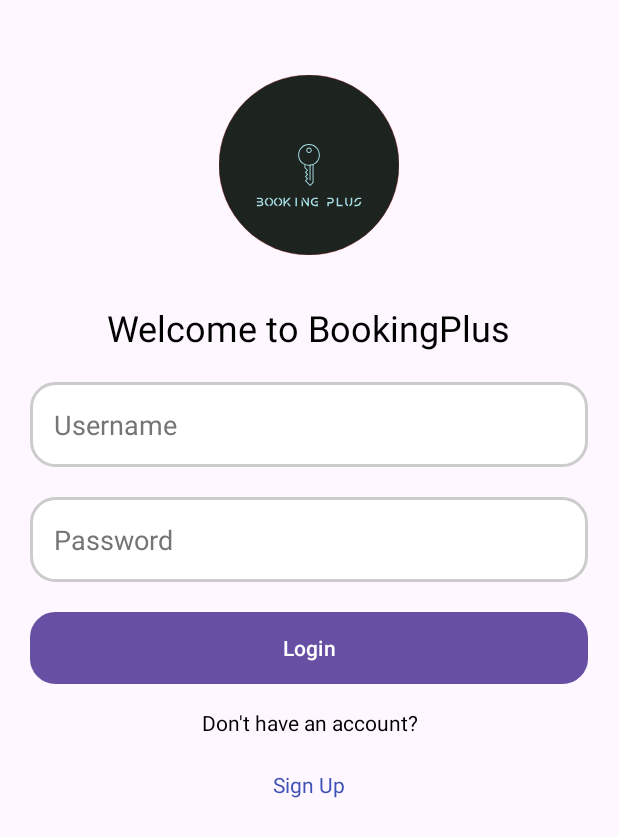
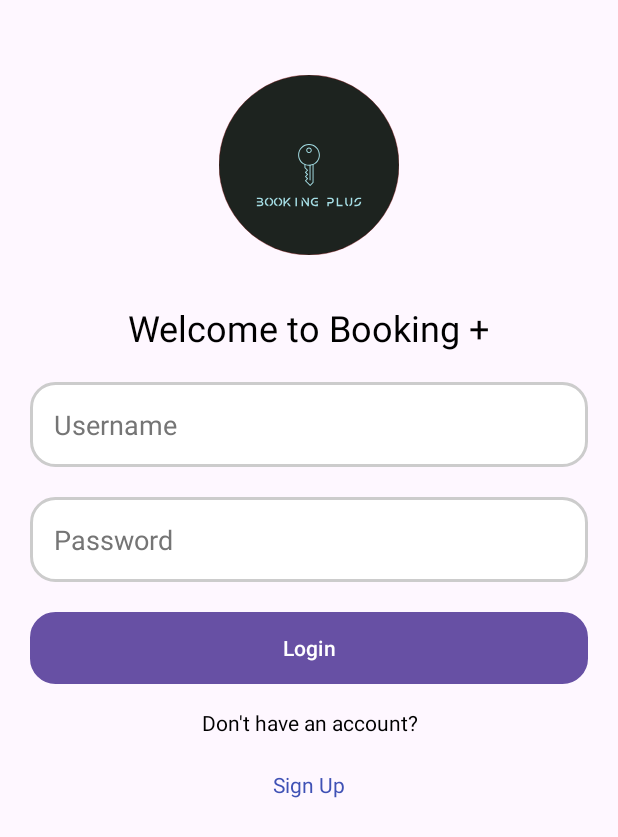
Before and after one commit to UdaraDananjaya/AndroidApplication01, an Android app: the LoginActivity screen opened directly, with no data from a screen before it, on a phone screen of 412 x 824 dp. Shown: the top 837 px of the screen. Run offline under Robolectric (Android 15) with nearby library versions, the phone set to English and light mode, and no system bars; 1 statement that could not run was skipped.

Commit message:
main - Update Welcome text

```diff
--- a/app/src/main/res/values/strings.xml
+++ b/app/src/main/res/values/strings.xml
@@ -4,7 +4,7 @@
     <string name="app_logo">App Logo</string>
     <string name="username">Username</string>
     <string name="password">Password</string>
-    <string name="welcome_text">Welcome to BookingPlus</string>
+    <string name="welcome_text">Welcome to Booking +</string>
     <string name="don_t_have_an_account">Don\'t have an account?</string>
     <string name="sign_up">Sign Up</string>
 </resources>
```
